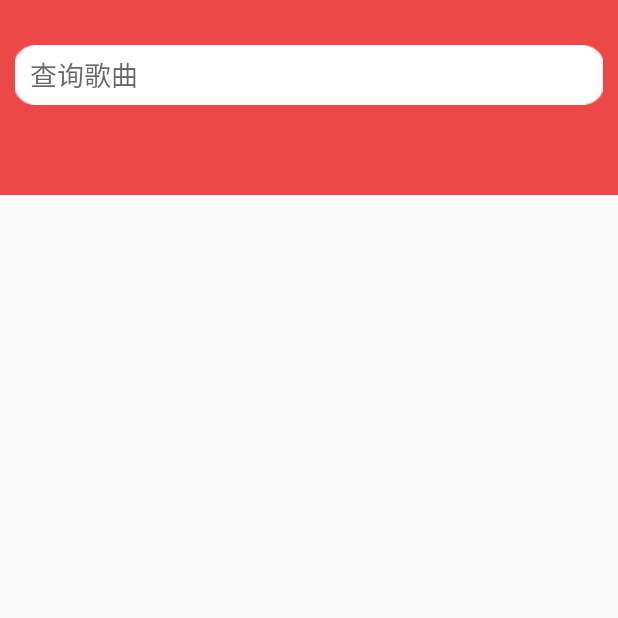
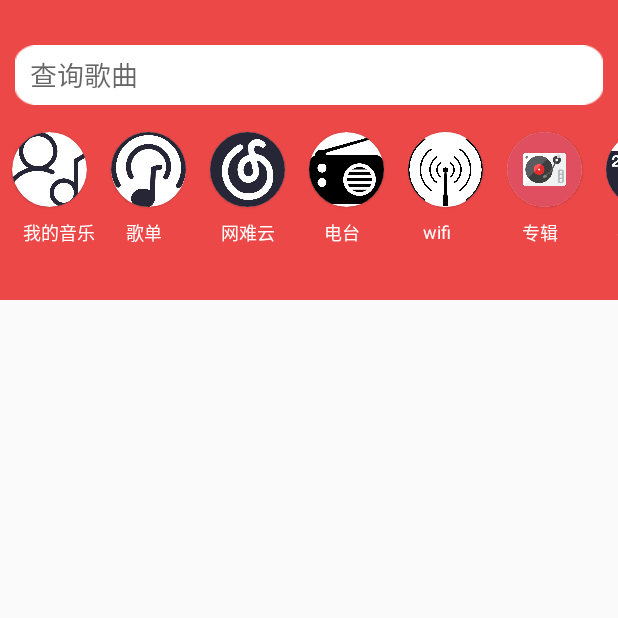
Before and after one commit to xzcxzcyy/net-diff-music, an Android app: the screen it shows after launch (MainActivity), on a phone screen of 412 x 824 dp, the top half of it. Run offline under Robolectric (Android 15) with nearby library versions, the phone set to English and light mode, and no system bars; our stand-ins replace data binding; plain views replace ZoomHeaderViewPager.

Commit message:
"加入横向滑动栏"

```diff
--- a/app/build.gradle
+++ b/app/build.gradle
@@ -68,6 +68,7 @@ dependencies {
     implementation 'androidx.viewpager2:viewpager2:1.0.0'
     implementation 'androidx.fragment:fragment-ktx:1.2.0-beta02'
     implementation 'com.patryk1007:zoomviewpager:1.0.1'
+
     androidTestImplementation 'androidx.test.ext:junit:1.1.1'
     androidTestImplementation 'androidx.test.espresso:espresso-core:3.2.0'
 
--- /dev/null
+++ b/app/src/main/java/cloud/netdiff/musicplayer/title/Title.kt
@@ -0,0 +1,3 @@
+package cloud.netdiff.musicplayer.title
+
+class Title (val name: String , val imageId: Int)
--- /dev/null
+++ b/app/src/main/java/cloud/netdiff/musicplayer/title/TitleAdapter.kt
@@ -0,0 +1,35 @@
+package cloud.netdiff.musicplayer.title
+
+import android.content.Context
+import android.view.LayoutInflater
+import android.view.View
+import android.view.ViewGroup
+import android.widget.ImageView
+import android.widget.TextView
+import androidx.fragment.app.Fragment
+import androidx.recyclerview.widget.RecyclerView
+import cloud.netdiff.musicplayer.R
+
+class TitleAdapter(private val fragment:Fragment, private val titleList: List<Title>):
+    RecyclerView.Adapter<TitleAdapter.ViewHolder>(){
+
+
+   inner class ViewHolder(view: View):RecyclerView.ViewHolder(view){
+       val titleImage:ImageView= view.findViewById(R.id.titleImage)
+       val titleText: TextView = view.findViewById(R.id.titleText)
+   }
+
+    override fun onCreateViewHolder(parent: ViewGroup, viewType: Int): ViewHolder {
+        val view = LayoutInflater.from(parent.context).inflate(R.layout.title_item,parent,false)
+        return ViewHolder(view)
+    }
+
+    override fun onBindViewHolder(holder: ViewHolder, position: Int) {
+        val title = titleList[position]
+        holder.titleText.text = title.name
+        holder.titleImage.setImageResource(title.imageId)
+    }
+
+    override fun getItemCount() = titleList.size
+
+}
--- a/app/src/main/java/cloud/netdiff/musicplayer/title/TitleFragment.kt
+++ b/app/src/main/java/cloud/netdiff/musicplayer/title/TitleFragment.kt
@@ -1,17 +1,21 @@
 package cloud.netdiff.musicplayer.title
 
 
+import android.annotation.SuppressLint
 import android.os.Bundle
 import androidx.fragment.app.Fragment
 import android.view.LayoutInflater
 import android.view.View
 import android.view.ViewGroup
+import android.widget.LinearLayout
 import androidx.databinding.DataBindingUtil
 import androidx.lifecycle.ViewModelProvider
+import androidx.recyclerview.widget.RecyclerView
+import androidx.recyclerview.widget.GridLayoutManager
+import androidx.recyclerview.widget.LinearLayoutManager
 import androidx.viewpager.widget.PagerAdapter
 import androidx.viewpager.widget.ViewPager
 import cloud.netdiff.musicplayer.R
-import cloud.netdiff.musicplayer.databinding.ListFragmentBinding
 import cloud.netdiff.musicplayer.databinding.TitleFragmentBinding
 
 
@@ -23,7 +27,12 @@ class TitleFragment : Fragment() {
 
     private lateinit var viewModel: TitleViewModel
     private lateinit var dataBinding: TitleFragmentBinding
+    private lateinit var adapter: TitleAdapter
 
+    val titleList = ArrayList<Title>()
+
+
+    @SuppressLint("InflateParams")
     override fun onCreateView(
         inflater: LayoutInflater, container: ViewGroup?,
         savedInstanceState: Bundle?
@@ -43,26 +52,25 @@ class TitleFragment : Fragment() {
         viewList.add(view1!!)
         viewList.add(view2!!)
 
-
-        var pagerAdapter: PagerAdapter = object : PagerAdapter() {
+        val pagerAdapter: PagerAdapter = object : PagerAdapter() {
             override fun isViewFromObject(arg0: View, arg1: Any): Boolean {
                 return arg0 == arg1
             }
 
             override fun getCount(): Int {
-                return viewList!!.size
+                return viewList.size
             }
 
             override fun destroyItem(
                 container: ViewGroup, position: Int,
                 `object`: Any
             ) {
-                container.removeView(viewList!![position])
+                container.removeView(viewList[position])
             }
 
             override fun instantiateItem(container: ViewGroup, position: Int): Any {
-                container.addView(viewList!![position])
-                return viewList!![position]
+                container.addView(viewList[position])
+                return viewList[position]
             }
 
             override fun getPageTitle(position: Int): CharSequence? {
@@ -76,14 +84,32 @@ class TitleFragment : Fragment() {
 
         }
         viewPager.adapter = pagerAdapter
+
         return dataBinding.root
+
     }
-
     override fun onActivityCreated(savedInstanceState: Bundle?) {
         super.onActivityCreated(savedInstanceState)
         viewModel = ViewModelProvider(this).get(TitleViewModel::class.java)
+        initTitles()
+        val layoutManager = LinearLayoutManager(activity)
+        layoutManager.orientation = LinearLayoutManager.HORIZONTAL
+        dataBinding.local.layoutManager = layoutManager
+        adapter = TitleAdapter(this,titleList)
+        dataBinding.local.adapter = adapter
+    }
 
-
+    private fun initTitles(){
+        titleList.clear()
+        titleList.apply {
+            add(Title("我的音乐",R.drawable.title1))
+            add(Title(" 歌单",R.drawable.songlist))
+            add(Title("网难云",R.drawable.wangyiyun))
+            add(Title(" 电台",R.drawable.radio))
+            add(Title(" wifi",R.drawable.wifi))
+            add(Title(" 专辑",R.drawable.disc))
+            add(Title("排行榜",R.drawable.sort))
+        }
     }
 
 }
--- a/app/src/main/res/layout/title_fragment.xml
+++ b/app/src/main/res/layout/title_fragment.xml
@@ -2,34 +2,53 @@
 <layout xmlns:android="http://schemas.android.com/apk/res/android"
     xmlns:app="http://schemas.android.com/apk/res-auto"
     xmlns:tools="http://schemas.android.com/tools">
+
+
+    <androidx.drawerlayout.widget.DrawerLayout
+        android:id="@+id/drawerLayout"
+        android:layout_width="match_parent"
+        android:layout_height="match_parent">
+
+
         <RelativeLayout
             android:layout_width="match_parent"
             android:layout_height="match_parent">
 
+
             <FrameLayout
                 android:id="@+id/textLocal"
                 android:layout_width="match_parent"
-        android:layout_height="130dp"
+                android:layout_height="80dp"
                 android:background="#ED4848">
 
                 <EditText
                     android:id="@+id/searchEdit"
-            android:layout_marginTop="30dp"
                     android:layout_width="match_parent"
                     android:layout_height="40dp"
                     android:layout_marginStart="10dp"
+                    android:layout_marginTop="30dp"
                     android:layout_marginEnd="10dp"
+                    android:background="@drawable/search_bg"
+                    android:hint="查询歌曲"
                     android:paddingStart="10dp"
-            android:paddingEnd="10dp"
-            android:hint="查询歌曲"
-            android:background="@drawable/search_bg"/>
+                    android:paddingEnd="10dp" />
+
 
             </FrameLayout>
+
+            <androidx.recyclerview.widget.RecyclerView
+                android:id="@+id/local"
+                android:layout_width="wrap_content"
+                android:layout_height="wrap_content"
+                android:layout_below="@+id/textLocal"
+                android:orientation="vertical" />
 
 
             <com.patryk1007.zoomviewpager.ZoomHeaderViewPager
                 android:layout_width="match_parent"
                 android:layout_height="match_parent"
+                android:layout_below="@id/textLocal"
+                android:layout_marginTop="75dp"
                 app:hvPadding="10dp"
                 app:hvTextAlpha="0.2"
                 app:hvTextAlphaActiveTab="0.9"
@@ -37,8 +56,8 @@
                 app:hvTextColorActiveTab="#fff"
                 app:hvTextScale="0.6"
                 app:hvTextScaleActiveTab="0.9"
-        app:hvTextSize="30sp"
-        android:layout_marginTop="70dp">
+                app:hvTextSize="18sp"
+                android:textStyle="bold">
 
                 <androidx.viewpager.widget.ViewPager
                     android:id="@+id/pager"
@@ -60,4 +79,14 @@
             </com.patryk1007.zoomviewpager.ZoomHeaderViewPager>
 
         </RelativeLayout>
+
+        <TextView
+        android:layout_width="match_parent"
+        android:layout_height="match_parent"
+        android:layout_gravity="start"
+        android:background="#FFF"
+        android:textSize="30sp"
+        android:text="drawer"/>
+
+    </androidx.drawerlayout.widget.DrawerLayout>
 </layout>
--- /dev/null
+++ b/app/src/main/res/layout/title_item.xml
@@ -0,0 +1,49 @@
+<?xml version="1.0" encoding="utf-8"?>
+<layout
+    xmlns:android="http://schemas.android.com/apk/res/android"
+    xmlns:app="http://schemas.android.com/apk/res-auto">
+    <RelativeLayout
+        android:background="#ED4848"
+        android:layout_width="wrap_content"
+        android:layout_height="120dp">
+<com.google.android.material.card.MaterialCardView
+    android:id="@+id/card"
+    android:layout_margin="8dp"
+    android:layout_width="50dp"
+    android:layout_height="wrap_content"
+    app:cardCornerRadius="25dp">
+
+    <LinearLayout
+        android:orientation="vertical"
+        android:layout_width="50dp"
+        android:layout_height="50dp">
+
+        <ImageView
+            android:id="@+id/titleImage"
+            android:layout_width="50dp"
+            android:layout_height="50dp"
+            android:scaleType="centerCrop"/>
+
+    </LinearLayout>
+
+</com.google.android.material.card.MaterialCardView>
+        <LinearLayout
+            android:layout_below="@+id/card"
+            android:orientation="vertical"
+            android:layout_width="65dp"
+            android:layout_height="50dp">
+
+    <TextView
+
+        android:id="@+id/titleText"
+        android:layout_width="wrap_content"
+        android:layout_height="wrap_content"
+        android:layout_gravity="center_vertical"
+        android:layout_marginStart="15dp"
+        android:textSize="12sp"
+        android:textColor="#fff"
+        android:visibility="visible" />
+        </LinearLayout>
+
+    </RelativeLayout>
+</layout>
--- a/app/src/main/res/layout/title_local_fragment.xml
+++ b/app/src/main/res/layout/title_local_fragment.xml
@@ -1,23 +1,15 @@
 <?xml version="1.0" encoding="utf-8"?>
-<androidx.constraintlayout.widget.ConstraintLayout
+<androidx.coordinatorlayout.widget.CoordinatorLayout
     xmlns:android="http://schemas.android.com/apk/res/android"
     xmlns:tools="http://schemas.android.com/tools"
-    android:orientation="vertical"
+    android:orientation="horizontal"
     android:layout_width="match_parent"
     android:layout_height="match_parent">
-
-    <TextView
-        android:id="@+id/first"
-        android:layout_width="wrap_content"
-        android:layout_height="match_parent"
-        android:text="本地界面"
-        android:textSize="30sp"
-        tools:ignore="MissingConstraints" />
 
 
     <androidx.recyclerview.widget.RecyclerView
         android:id="@+id/local"
-        android:layout_width="match_parent"
-        android:layout_height="match_parent" />
+        android:layout_width="100dp"
+        android:layout_height="100dp" />
 
-</androidx.constraintlayout.widget.ConstraintLayout>
+</androidx.coordinatorlayout.widget.CoordinatorLayout>
```
Also changed, not shown: app/src/main/res/drawable/disc.png (added), app/src/main/res/drawable/radio.png (added), app/src/main/res/drawable/songlist.png (added), app/src/main/res/drawable/sort.png (added), app/src/main/res/drawable/title1.png (added), app/src/main/res/drawable/wangyiyun.png (added), app/src/main/res/drawable/wifi.png (added). Lines whose indentation alone changed are shown as unchanged.
